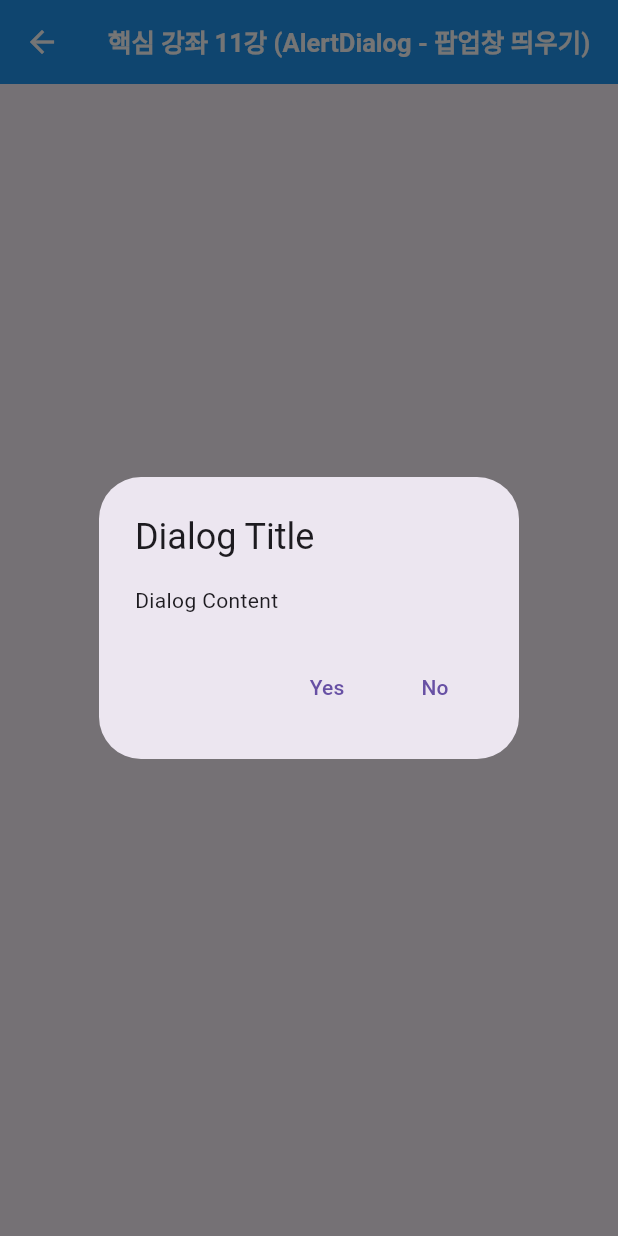
After one commit to shinseunguk/Flutter-Demo, a Flutter app: the AlertDialogPageView screen opened directly, after a tap on "Button", on a phone screen of 412 x 824 dp. The commit adds this screen. Run offline on Flutter 3.47's test engine with Material 3 defaults, Android fonts, the phone set to English and light mode, and no system bars.

Commit message:
💄 핵심 강좌 11강 (AlertDialog - 팝업창 띄우기)
ref. https://www.youtube.com/watch?v=moSATVVPe-Q&list=PLKVJoykNpXRZcHFT4IS9G4BrssQ_7wF82&index=11

```diff
--- a/lib/main_list_page.dart
+++ b/lib/main_list_page.dart
@@ -10,6 +10,7 @@ import 'screens/Chapter7/grid_view_page.dart';
 import 'screens/Chapter8/grid_view_builder_page.dart';
 import 'screens/Chapter9/scroll_page_view.dart';
 import 'screens/Chapter10/align_page_view.dart';
+import 'screens/Chapter11/alert_dialog_view.dart';
 
 class MainListPage extends StatelessWidget {
   final List<String> items = [
@@ -23,6 +24,7 @@ class MainListPage extends StatelessWidget {
     '핵심 강좌 8강 (GridView 효율적으로 사용하기)',
     '핵심 강좌 9강 (스크롤 기능 구현)',
     '핵심 강좌 10강 (Align - 정렬하기)',
+    '핵심 강좌 11강 (AlertDialog - 팝업창 띄우기)',
   ];
 
   final Map<String, Widget> screens = {
@@ -36,6 +38,7 @@ class MainListPage extends StatelessWidget {
     '핵심 강좌 8강 (GridView 효율적으로 사용하기)': GridViewBuilderPage(),
     '핵심 강좌 9강 (스크롤 기능 구현)': ScrollPageView(),
     '핵심 강좌 10강 (Align - 정렬하기)': AlignPageView(),
+    '핵심 강좌 11강 (AlertDialog - 팝업창 띄우기)': AlertDialogView(),
   };
 
   @override
--- /dev/null
+++ b/lib/screens/Chapter11/alert_dialog_page_view.dart
@@ -0,0 +1,59 @@
+import 'package:flutter/material.dart';
+
+class AlertDialogPageView extends StatefulWidget {
+  const AlertDialogPageView({super.key});
+
+  @override
+  State<AlertDialogPageView> createState() => _AlertDialogPageViewState();
+}
+
+class _AlertDialogPageViewState extends State<AlertDialogPageView> {
+  @override
+  Widget build(BuildContext context) {
+    return Scaffold(
+      appBar: AppBar(
+        iconTheme: const IconThemeData(color: Colors.white), // 뒤로가기 아이콘 색상 설정
+        title: const Text(
+          "핵심 강좌 11강 (AlertDialog - 팝업창 띄우기)",
+          textAlign: TextAlign.center,
+          style: TextStyle(
+            color: Colors.white,
+            fontWeight: FontWeight.bold, // 텍스트를 굵게 처리
+            fontSize: 17, // 글자크기 조절
+          ),
+        ),
+        backgroundColor: Colors.blue, // 원하는 색상으로 변경
+      ),
+      body: Container(
+        child: Center(
+          child: TextButton(
+            onPressed: () {
+              showDialog(
+                context: context,
+                builder: (context) {
+                  return AlertDialog(
+                    title: const Text("Dialog Title"),
+                    content: SingleChildScrollView(
+                      child: Container(child: const Text("Dialog Content")),
+                    ),
+                    actions: [
+                      TextButton(
+                        onPressed: () => Navigator.of(context).pop(),
+                        child: const Text("Yes"),
+                      ),
+                      TextButton(
+                        onPressed: () => Navigator.of(context).pop(),
+                        child: const Text("No"),
+                      ),
+                    ],
+                  );
+                },
+              );
+            },
+            child: const Text("Button"),
+          ),
+        ),
+      ),
+    );
+  }
+}
```
